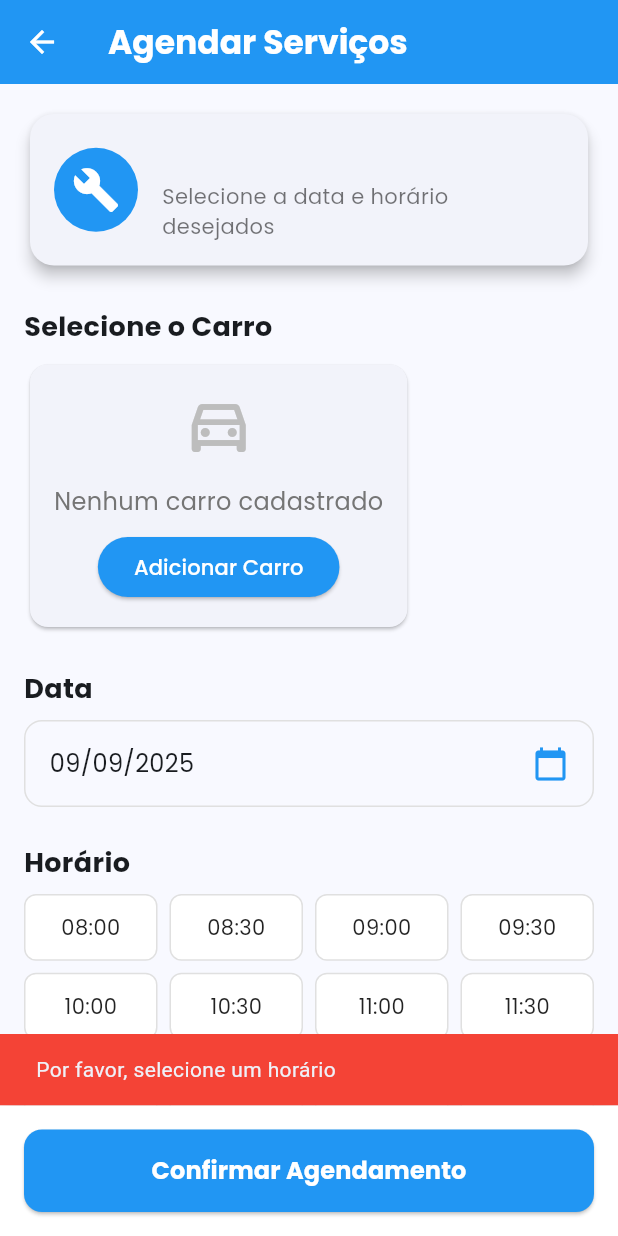
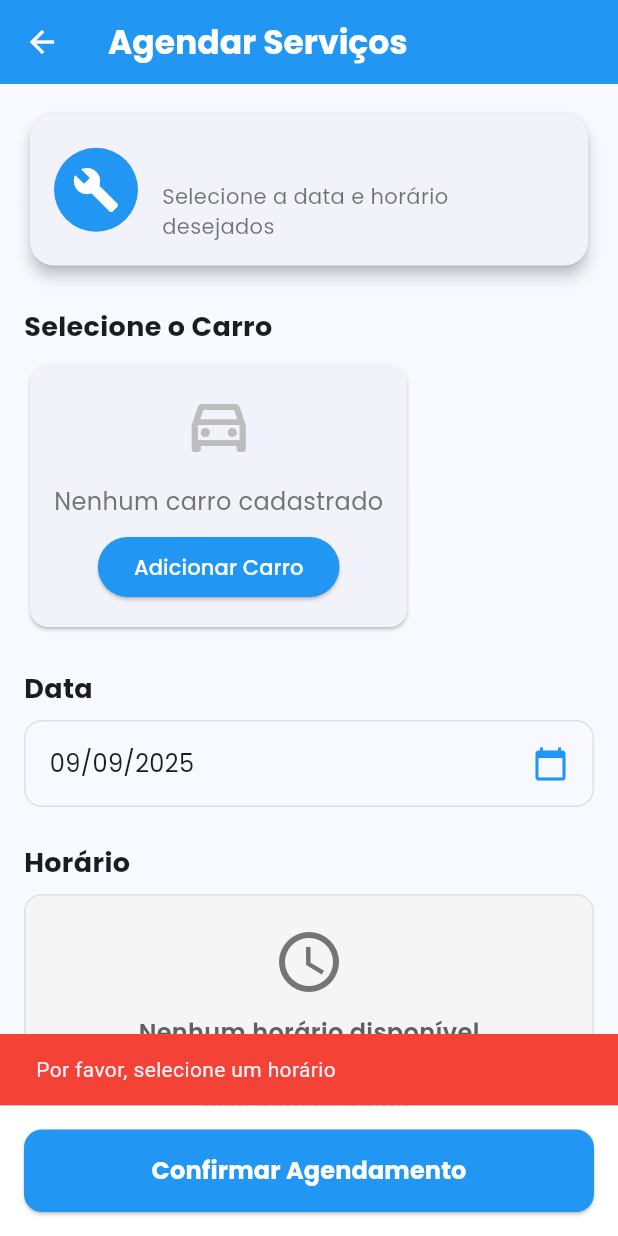
Before and after one commit to LuCasRochA2023/ftw_solucoes_tcc, a Flutter app: the ScheduleServiceScreen screen opened directly with empty values, after a tap on "Confirmar Agendamento", on a phone screen of 412 x 824 dp. Run offline on Flutter 3.47's test engine with Material 3 defaults, Android fonts, the phone set to English and light mode, and no system bars; our stand-ins replace cached_network_image, cloud_firestore, dio, firebase_auth, firebase_core, firebase_storage and 7 more; missing offline and left inert: firebase_app_check; accounts and stored records are empty; generated files the repository leaves out were written again; statements that could not run were skipped.

Commit message:
arrumado db

```diff
--- a/lib/screens/schedule_service_screen.dart
+++ b/lib/screens/schedule_service_screen.dart
@@ -193,20 +193,72 @@ class _ScheduleServiceScreenState extends State<ScheduleServiceScreen> {
       debugPrint(
           '=== DEBUG: Gerando horários para data: ${_selectedDate.toString()} ===');
 
-      // Buscar horários disponíveis do Firebase
+      // Primeiro, vamos verificar se a coleção existe e tem dados
+      debugPrint(
+          '=== DEBUG: Verificando se a coleção disponibilidade_clientes existe ===');
+
+      // Buscar TODOS os documentos da coleção para debug
+      final allDocsSnapshot = await _firestore
+          .collection('disponibilidade_clientes')
+          .limit(10)
+          .get();
+
+      debugPrint(
+          '=== DEBUG: Total de documentos na coleção: ${allDocsSnapshot.docs.length} ===');
+
+      // Log de todos os documentos para debug
+      for (var doc in allDocsSnapshot.docs) {
+        debugPrint('=== DEBUG: Documento ${doc.id}: ${doc.data()} ===');
+      }
+
+      // Buscar horários disponíveis do Firebase - usar o campo correto 'isAvailable'
       final snapshot = await _firestore
           .collection('disponibilidade_clientes')
           .where('isAvailableForClients', isEqualTo: true)
           .get();
 
       debugPrint(
-          '=== DEBUG: Encontrados ${snapshot.docs.length} documentos na coleção disponibilidade_clientes ===');
+          '=== DEBUG: Busca por isAvailableForClients=true: ${snapshot.docs.length} documentos ===');
+
+      debugPrint(
+          '=== DEBUG: Encontrados ${snapshot.docs.length} documentos para análise na coleção disponibilidade_clientes ===');
+
+      // Log dos documentos encontrados
+      for (var doc in snapshot.docs) {
+        debugPrint(
+            '=== DEBUG: Documento para análise ${doc.id}: ${doc.data()} ===');
+      }
 
       final Set<String> availableSlots = {};
       for (var doc in snapshot.docs) {
         final data = doc.data();
-        final date = data['date'] as String?;
-        final startTime = data['startTime'] as String?;
+
+        // Tentar diferentes estruturas de dados
+        String? date;
+        String? startTime;
+
+        debugPrint('=== DEBUG: Analisando documento ${doc.id} ===');
+        debugPrint('=== DEBUG: Campos disponíveis: ${data.keys.toList()} ===');
+
+        // Estrutura da coleção disponibilidades_clientes
+        if (data['data'] != null && data['horario'] != null) {
+          date = data['data'] as String?;
+          startTime = data['horario'] as String?;
+          debugPrint(
+              '=== DEBUG: Usando estrutura disponibilidades_clientes ===');
+        }
+        // Estrutura alternativa
+        else if (data['date'] != null && data['startTime'] != null) {
+          date = data['date'] as String?;
+          startTime = data['startTime'] as String?;
+          debugPrint('=== DEBUG: Usando estrutura alternativa ===');
+        }
+        // Tentar outros campos possíveis
+        else if (data['dia'] != null && data['hora'] != null) {
+          date = data['dia'] as String?;
+          startTime = data['hora'] as String?;
+          debugPrint('=== DEBUG: Usando estrutura dia/hora ===');
+        }
 
         debugPrint(
             '=== DEBUG: Documento - date: $date, startTime: $startTime ===');
@@ -222,7 +274,12 @@ class _ScheduleServiceScreenState extends State<ScheduleServiceScreen> {
           if (date == selectedDateStr) {
             availableSlots.add(startTime);
             debugPrint('=== DEBUG: Horário adicionado: $startTime ===');
+          } else {
+            debugPrint('=== DEBUG: Data não confere - ignorando horário ===');
           }
+        } else {
+          debugPrint(
+              '=== DEBUG: Campos de data/hora não encontrados - ignorando documento ===');
         }
       }
 
@@ -233,40 +290,35 @@ class _ScheduleServiceScreenState extends State<ScheduleServiceScreen> {
       _timeSlots.addAll(availableSlots.toList());
       _timeSlots.sort();
 
-      // Se não há horários disponíveis, usar fallback
+      // Se não há horários disponíveis, mostrar mensagem
       if (_timeSlots.isEmpty) {
         debugPrint(
-            '=== DEBUG: Nenhum horário disponível - usando fallback ===');
-        _generateFallbackTimeSlots();
+            '=== DEBUG: Nenhum horário habilitado pelo admin para esta data ===');
+
+        // Verificar se há horários disponíveis para outras datas
+        final allAvailableDocs = await _firestore
+            .collection('disponibilidade_clientes')
+            .where('isAvailableForClients', isEqualTo: true)
+            .get();
+
+        if (allAvailableDocs.docs.isNotEmpty) {
+          final availableDates = allAvailableDocs.docs
+              .map((doc) => doc.data()['date'] as String?)
+              .where((date) => date != null)
+              .toSet()
+              .toList();
+
+          debugPrint(
+              '=== DEBUG: Horários disponíveis para outras datas: $availableDates ===');
+        }
       } else {
-        debugPrint('=== DEBUG: Horários finais: $_timeSlots ===');
+        debugPrint(
+            '=== DEBUG: Horários finais habilitados pelo admin: $_timeSlots ===');
       }
     } catch (e) {
       debugPrint('=== DEBUG: Erro ao carregar horários: $e ===');
-      // Fallback: horários padrão se houver erro
-      _generateFallbackTimeSlots();
+      // Em caso de erro, não usar fallback - mostrar que não há horários
     }
-  }
-
-  void _generateFallbackTimeSlots() {
-    _timeSlots.clear();
-    debugPrint('=== DEBUG: Gerando horários de fallback ===');
-
-    // Horários de 8:00 às 18:00 com intervalos de 30 minutos
-    final startTime = DateTime(2024, 1, 1, 8, 0);
-    final endTime = DateTime(2024, 1, 1, 18, 0);
-    const step = Duration(minutes: 30);
-
-    DateTime currentSlot = startTime;
-    while (currentSlot.isBefore(endTime)) {
-      final timeStr = DateFormat('HH:mm').format(currentSlot);
-      _timeSlots.add(timeStr);
-      debugPrint('=== DEBUG: Horário de fallback adicionado: $timeStr ===');
-      currentSlot = currentSlot.add(step);
-    }
-
-    debugPrint(
-        '=== DEBUG: Total de horários de fallback: ${_timeSlots.length} ===');
   }
 
   // Função para verificar se o bloco está livre
@@ -2159,7 +2211,7 @@ class _ScheduleServiceScreenState extends State<ScheduleServiceScreen> {
                             ),
                             const SizedBox(height: 8),
                             Text(
-                              'Para esta data não há horários cadastrados no sistema.\nSelecione outra data ou entre em contato conosco.',
+                              'Para esta data não há horários habilitados pelo administrador.\nSelecione outra data ou entre em contato conosco.',
                               textAlign: TextAlign.center,
                               style: GoogleFonts.poppins(
                                 fontSize: 14,
```
Also changed, not shown: pubspec.lock, 1 other file.
